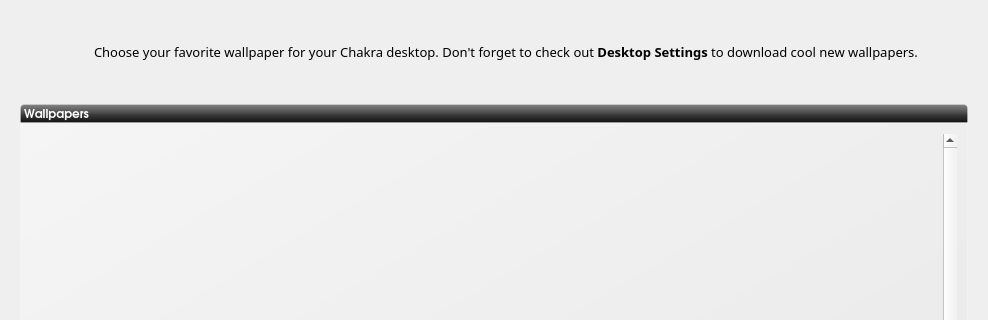
The window that ui/ui_scrWallpaper.ui (rshipp/kapudan) describes before a commit, drawn with Qt 5; both pictures show x 0 to 988 and y 0 to 320 of the 988 by 750 pixel window.
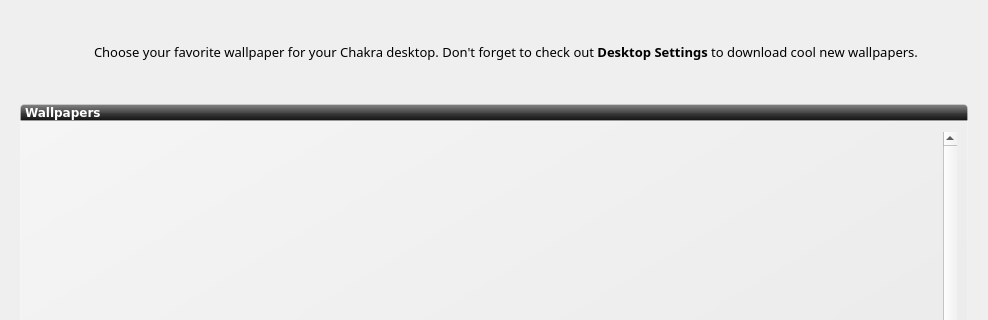
The same window after the commit. Icons and pictures are not drawn.

Patch:
```diff
--- a/ui/ui_scrWallpaper.ui
+++ b/ui/ui_scrWallpaper.ui
@@ -98,7 +98,7 @@
       <widget class="QLabel" name="label">
        <property name="font">
         <font>
-         <family>URW Gothic L</family>
+         <family>DejaVu Sans</family>
          <pointsize>9</pointsize>
          <weight>75</weight>
          <bold>true</bold>
```
